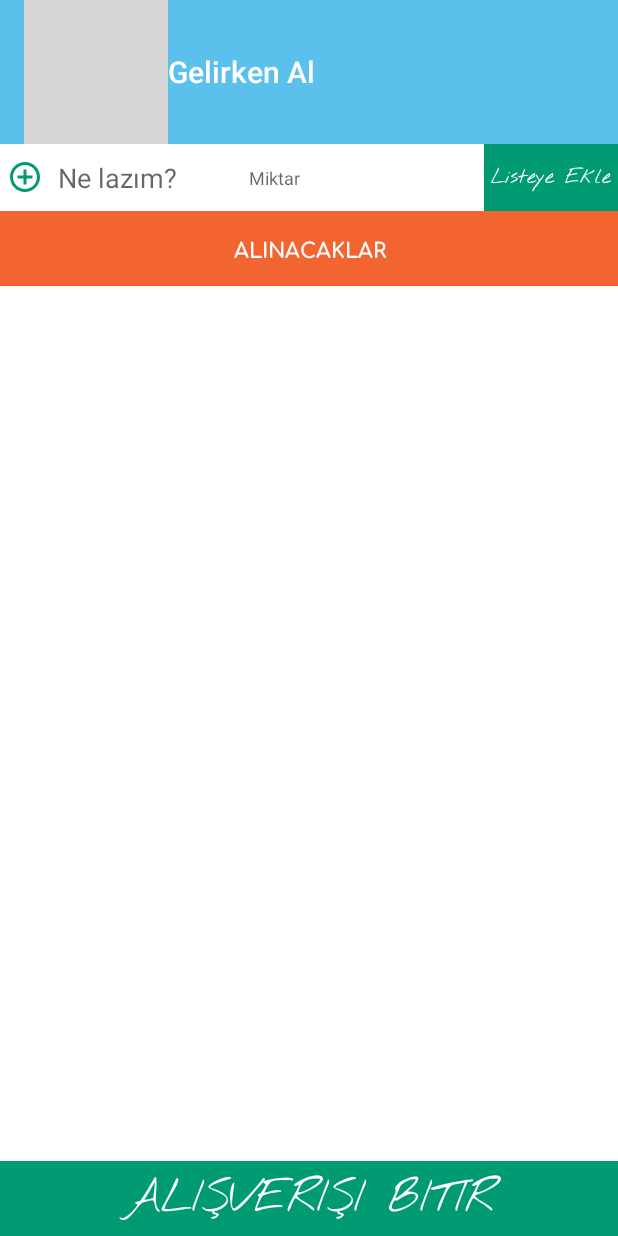
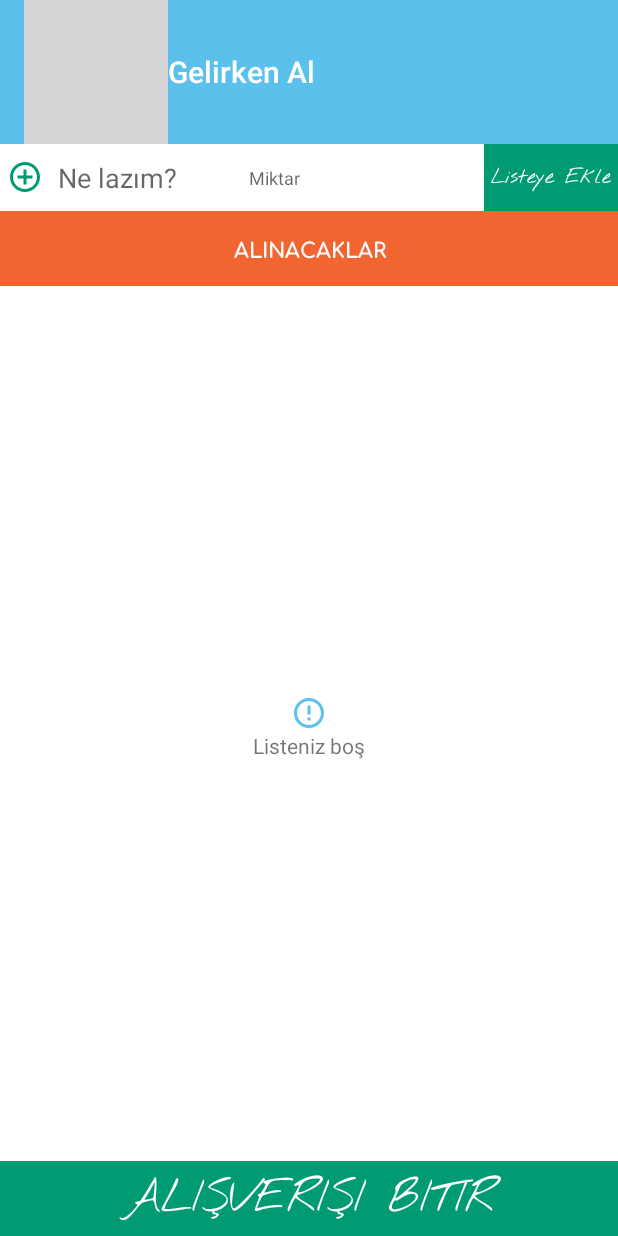
Before and after one commit to enesigneci/Gelirken-Al, an Android app: the screen it shows after launch (MainActivity), on a phone screen of 412 x 824 dp. Run offline under Robolectric (Android 15) with nearby library versions, the light colour scheme and no system bars; our stand-ins replace AdMob, Room's generated code; Roboto replaces fonts that are not available here; 1 statement that could not run was skipped; grey boxes are pictures that could not be loaded.

Commit message:
Empty list layout added to recycler view

```diff
--- a/app/src/main/java/com/enesigneci/gelirkenal/ui/main/MainFragment.kt
+++ b/app/src/main/java/com/enesigneci/gelirkenal/ui/main/MainFragment.kt
@@ -69,6 +69,13 @@ class MainFragment : Fragment() {
         viewModel = ViewModelProvider(this).get(MainViewModel::class.java)
 
         viewModel.getAllItems().observe(viewLifecycleOwner, Observer {
+            if (it.isEmpty()) {
+                empty_icon.visibility = View.VISIBLE
+                rvList.visibility = View.INVISIBLE
+            } else {
+                empty_icon.visibility = View.INVISIBLE
+                rvList.visibility = View.VISIBLE
+            }
             (rvList.adapter as ItemAdapter).setData(it as ArrayList<Item>)
         })
 
--- /dev/null
+++ b/app/src/main/res/drawable/ic_baseline_error_outline_24.xml
@@ -0,0 +1,5 @@
+<vector android:height="24dp" android:tint="#5BC0EB"
+    android:viewportHeight="24" android:viewportWidth="24"
+    android:width="24dp" xmlns:android="http://schemas.android.com/apk/res/android">
+    <path android:fillColor="@android:color/white" android:pathData="M11,15h2v2h-2zM11,7h2v6h-2zM11.99,2C6.47,2 2,6.48 2,12s4.47,10 9.99,10C17.52,22 22,17.52 22,12S17.52,2 11.99,2zM12,20c-4.42,0 -8,-3.58 -8,-8s3.58,-8 8,-8 8,3.58 8,8 -3.58,8 -8,8z"/>
+</vector>
--- a/app/src/main/res/layout/main_fragment.xml
+++ b/app/src/main/res/layout/main_fragment.xml
@@ -102,4 +102,15 @@
         app:layout_constraintEnd_toEndOf="parent"
         app:layout_constraintStart_toStartOf="parent" />
 
+    <TextView
+        android:id="@+id/empty_icon"
+        android:layout_width="wrap_content"
+        android:layout_height="wrap_content"
+        android:text="@string/list_is_empty"
+        app:layout_constraintBottom_toBottomOf="@+id/rvList"
+        app:layout_constraintEnd_toEndOf="parent"
+        app:layout_constraintStart_toStartOf="@+id/rvList"
+        app:layout_constraintTop_toTopOf="@+id/rvList"
+        app:drawableTopCompat="@drawable/ic_baseline_error_outline_24" />
+
 </androidx.constraintlayout.widget.ConstraintLayout>
--- a/app/src/main/res/values/strings.xml
+++ b/app/src/main/res/values/strings.xml
@@ -7,4 +7,5 @@
     <string name="end_shopping">Alışverişi Bitir</string>
     <string name="quantity">Miktar</string>
     <string name="you_must_set_a_name_to_the_product">İsim girmelisiniz.</string>
+    <string name="list_is_empty">Listeniz boş</string>
 </resources>
```
Also changed, not shown: 1 other file.
